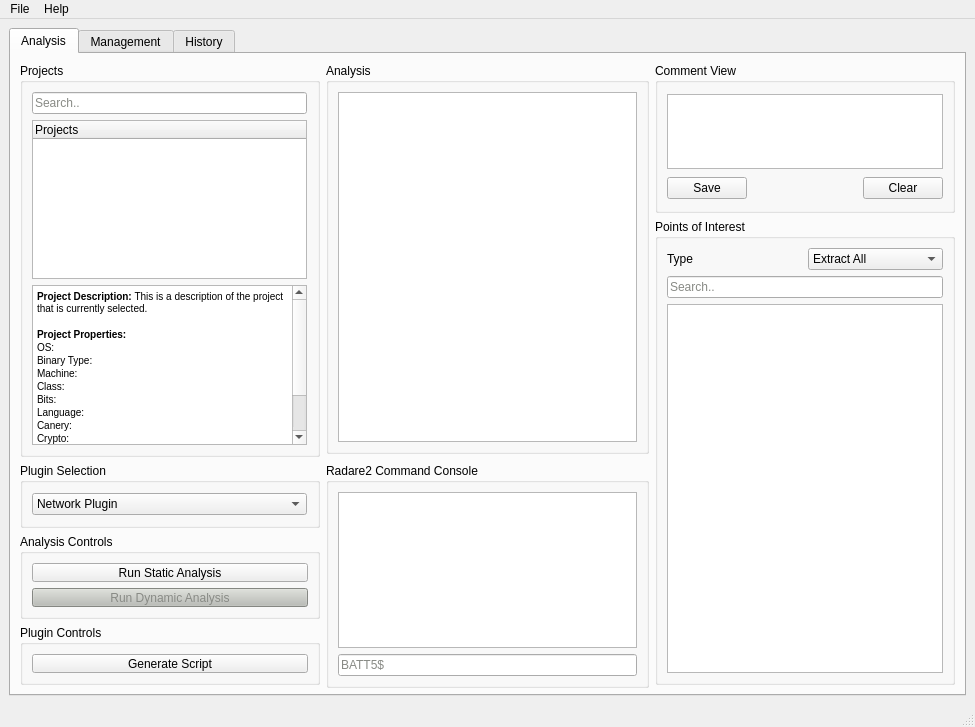
The window that src/GUI/ui_files/BATT5_GUI.ui (adalio0/BATT5) describes before a commit, drawn with Qt 5.
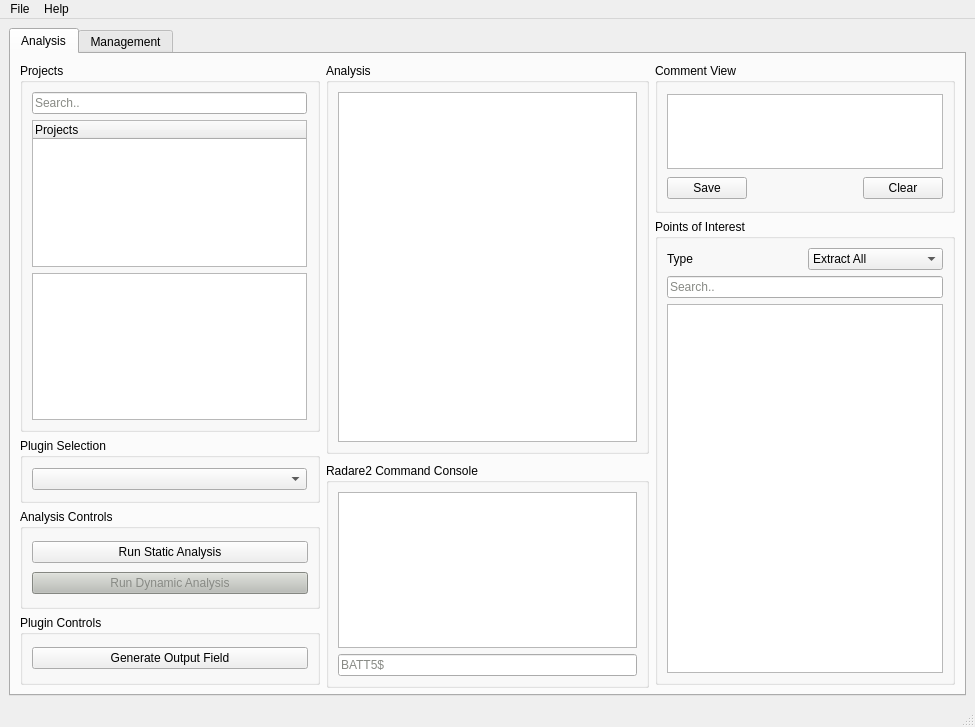
The same window after the commit. The open tabs and pages were chosen to show the change.

```diff
--- a/src/GUI/ui_files/BATT5_GUI.ui
+++ b/src/GUI/ui_files/BATT5_GUI.ui
@@ -112,21 +112,7 @@
 &lt;html&gt;&lt;head&gt;&lt;meta name=&quot;qrichtext&quot; content=&quot;1&quot; /&gt;&lt;style type=&quot;text/css&quot;&gt;
 p, li { white-space: pre-wrap; }
 &lt;/style&gt;&lt;/head&gt;&lt;body style=&quot; font-family:'MS Shell Dlg 2'; font-size:7.8pt; font-weight:400; font-style:normal;&quot;&gt;
-&lt;p style=&quot; margin-top:0px; margin-bottom:0px; margin-left:0px; margin-right:0px; -qt-block-indent:0; text-indent:0px;&quot;&gt;&lt;span style=&quot; font-weight:600;&quot;&gt;Project Description: &lt;/span&gt;This is a description of the project that is currently selected.&lt;/p&gt;
-&lt;p style=&quot;-qt-paragraph-type:empty; margin-top:0px; margin-bottom:0px; margin-left:0px; margin-right:0px; -qt-block-indent:0; text-indent:0px; font-weight:600;&quot;&gt;&lt;br /&gt;&lt;/p&gt;
-&lt;p style=&quot; margin-top:0px; margin-bottom:0px; margin-left:0px; margin-right:0px; -qt-block-indent:0; text-indent:0px;&quot;&gt;&lt;span style=&quot; font-weight:600;&quot;&gt;Project Properties:&lt;/span&gt;&lt;/p&gt;
-&lt;p style=&quot; margin-top:0px; margin-bottom:0px; margin-left:0px; margin-right:0px; -qt-block-indent:0; text-indent:0px;&quot;&gt;OS: &lt;/p&gt;
-&lt;p style=&quot; margin-top:0px; margin-bottom:0px; margin-left:0px; margin-right:0px; -qt-block-indent:0; text-indent:0px;&quot;&gt;Binary Type:&lt;/p&gt;
-&lt;p style=&quot; margin-top:0px; margin-bottom:0px; margin-left:0px; margin-right:0px; -qt-block-indent:0; text-indent:0px;&quot;&gt;Machine:&lt;/p&gt;
-&lt;p style=&quot; margin-top:0px; margin-bottom:0px; margin-left:0px; margin-right:0px; -qt-block-indent:0; text-indent:0px;&quot;&gt;Class:&lt;/p&gt;
-&lt;p style=&quot; margin-top:0px; margin-bottom:0px; margin-left:0px; margin-right:0px; -qt-block-indent:0; text-indent:0px;&quot;&gt;Bits:&lt;/p&gt;
-&lt;p style=&quot; margin-top:0px; margin-bottom:0px; margin-left:0px; margin-right:0px; -qt-block-indent:0; text-indent:0px;&quot;&gt;Language:&lt;/p&gt;
-&lt;p style=&quot; margin-top:0px; margin-bottom:0px; margin-left:0px; margin-right:0px; -qt-block-indent:0; text-indent:0px;&quot;&gt;Canery:&lt;/p&gt;
-&lt;p style=&quot; margin-top:0px; margin-bottom:0px; margin-left:0px; margin-right:0px; -qt-block-indent:0; text-indent:0px;&quot;&gt;Crypto:&lt;/p&gt;
-&lt;p style=&quot; margin-top:0px; margin-bottom:0px; margin-left:0px; margin-right:0px; -qt-block-indent:0; text-indent:0px;&quot;&gt;Nx:&lt;/p&gt;
-&lt;p style=&quot; margin-top:0px; margin-bottom:0px; margin-left:0px; margin-right:0px; -qt-block-indent:0; text-indent:0px;&quot;&gt;Relocs:&lt;/p&gt;
-&lt;p style=&quot; margin-top:0px; margin-bottom:0px; margin-left:0px; margin-right:0px; -qt-block-indent:0; text-indent:0px;&quot;&gt;Relro:&lt;/p&gt;
-&lt;p style=&quot; margin-top:0px; margin-bottom:0px; margin-left:0px; margin-right:0px; -qt-block-indent:0; text-indent:0px;&quot;&gt;Stripped:&lt;/p&gt;&lt;/body&gt;&lt;/html&gt;</string>
+&lt;p style=&quot;-qt-paragraph-type:empty; margin-top:0px; margin-bottom:0px; margin-left:0px; margin-right:0px; -qt-block-indent:0; text-indent:0px;&quot;&gt;&lt;br /&gt;&lt;/p&gt;&lt;/body&gt;&lt;/html&gt;</string>
                  </property>
                 </widget>
                </item>
@@ -165,21 +151,6 @@
                    <height>16777215</height>
                   </size>
                  </property>
-                 <item>
-                  <property name="text">
-                   <string>Network Plugin</string>
-                  </property>
-                 </item>
-                 <item>
-                  <property name="text">
-                   <string>Encryption Plugin</string>
-                  </property>
-                 </item>
-                 <item>
-                  <property name="text">
-                   <string>Graph Plugin</string>
-                  </property>
-                 </item>
                 </widget>
                </item>
               </layout>
@@ -190,7 +161,7 @@
               <property name="minimumSize">
                <size>
                 <width>300</width>
-                <height>85</height>
+                <height>100</height>
                </size>
               </property>
               <property name="maximumSize">
@@ -229,7 +200,7 @@
               <property name="minimumSize">
                <size>
                 <width>300</width>
-                <height>60</height>
+                <height>70</height>
                </size>
               </property>
               <property name="maximumSize">
@@ -245,7 +216,7 @@
                <item>
                 <widget class="QPushButton" name="generateScript_button">
                  <property name="text">
-                  <string>Generate Script</string>
+                  <string>Generate Output Field</string>
                  </property>
                 </widget>
                </item>
@@ -886,19 +857,6 @@
         </item>
        </layout>
       </widget>
-      <widget class="QWidget" name="history_tab">
-       <attribute name="title">
-        <string>History</string>
-       </attribute>
-       <layout class="QHBoxLayout" name="horizontalLayout_4">
-        <item>
-         <layout class="QVBoxLayout" name="verticalLayout"/>
-        </item>
-        <item>
-         <layout class="QVBoxLayout" name="verticalLayout_3"/>
-        </item>
-       </layout>
-      </widget>
      </widget>
     </item>
    </layout>
```
Left out of the diff: 143 changed lines with no effect on the pictures.
